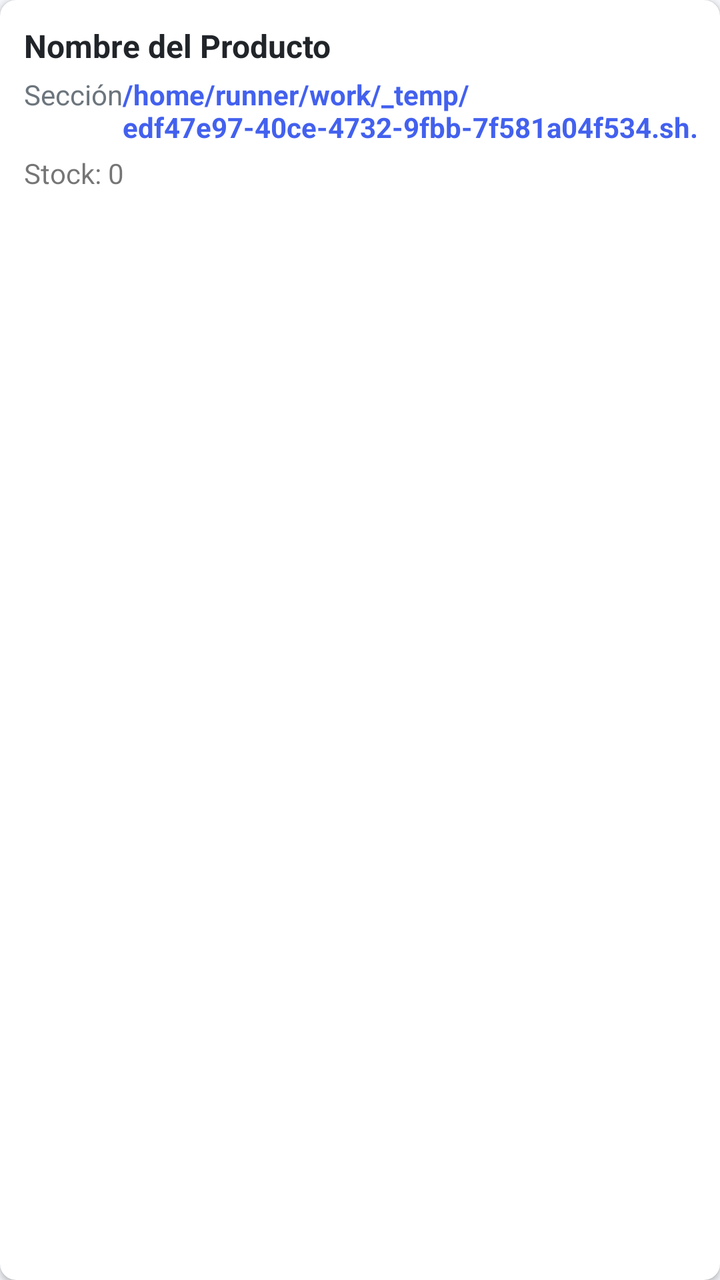
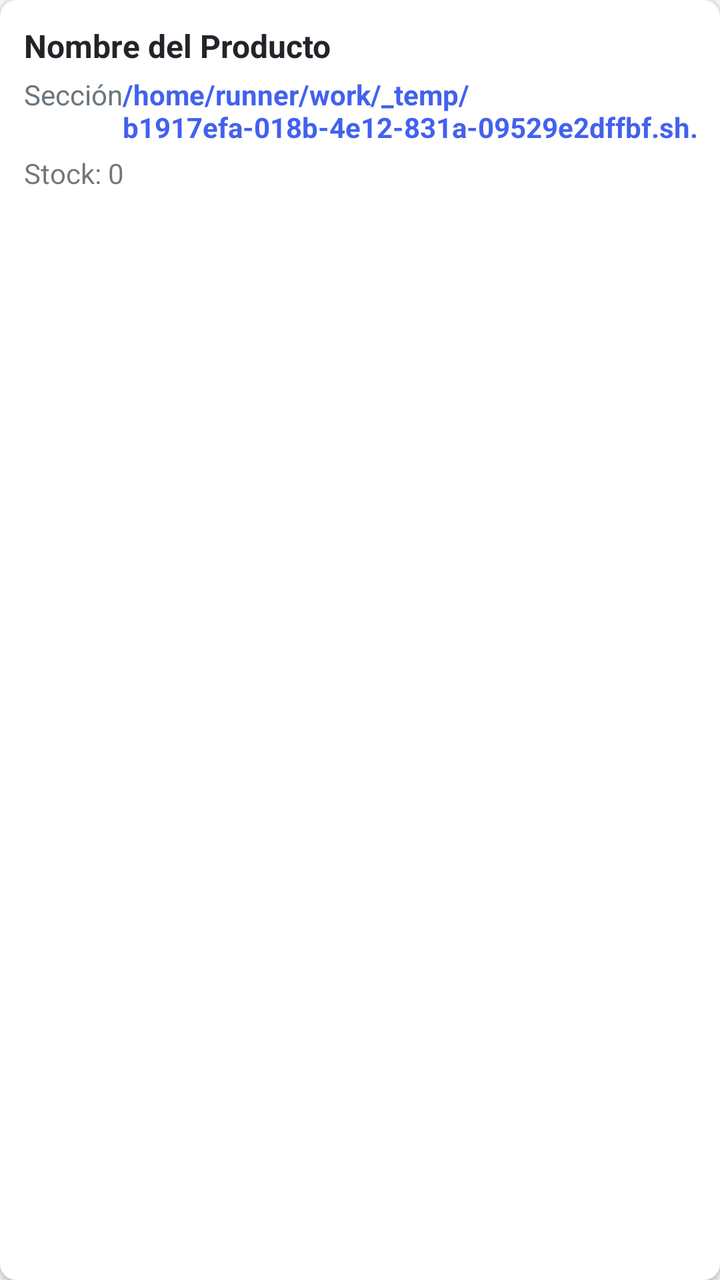

Before-and-after screenshots of an Android layout around one commit, followed by the original layout XML and the change that was made.
<!-- AndroidManifest.xml: application theme Theme.OmniVentas -->
<!-- res/layout/item_producto.xml -->
<?xml version="1.0" encoding="utf-8"?>
<androidx.cardview.widget.CardView xmlns:android="http://schemas.android.com/apk/res/android"
    xmlns:app="http://schemas.android.com/apk/res-auto"
    android:layout_width="match_parent"
    android:layout_height="wrap_content"
    android:layout_marginBottom="8dp"
    app:cardCornerRadius="8dp"
    app:cardElevation="2dp">
    <LinearLayout
        android:layout_width="match_parent"
        android:layout_height="wrap_content"
        android:orientation="vertical"
        android:padding="12dp">
        <TextView
            android:id="@+id/tv_nombre"
            android:layout_width="match_parent"
            android:layout_height="wrap_content"
            android:text="Nombre del Producto"
            android:textSize="16sp"
            android:textStyle="bold"
            android:textColor="@color/dark" />
        <LinearLayout
            android:layout_width="match_parent"
            android:layout_height="wrap_content"
            android:orientation="horizontal"
            android:layout_marginTop="4dp">
            <TextView
                android:id="@+id/tv_seccion"
                android:layout_width="0dp"
                android:layout_height="wrap_content"
                android:layout_weight="1"
                android:text="Sección"
                android:textSize="14sp"
                android:textColor="@color/gray" />
            <TextView
                android:id="@+id/tv_precio"
                android:layout_width="wrap_content"
                android:layout_height="wrap_content"
                android:text="/home/runner/work/_temp/edf47e97-40ce-4732-9fbb-7f581a04f534.sh.00"
                android:textSize="14sp"
                android:textColor="@color/primary"
                android:textStyle="bold" />
        </LinearLayout>
        <TextView
            android:id="@+id/tv_stock"
            android:layout_width="wrap_content"
            android:layout_height="wrap_content"
            android:text="Stock: 0"
            android:textSize="14sp"
            android:layout_marginTop="4dp" />
    </LinearLayout>
</androidx.cardview.widget.CardView>
<!-- resources referenced by this layout -->
<resources>
  <color name="dark">#212529</color>
  <color name="gray">#6C757D</color>
  <color name="primary">#4361EE</color>
  <style name="Theme.OmniVentas" parent="Theme.MaterialComponents.DayNight.NoActionBar">
          <item name="colorPrimary">@color/primary</item>
          <item name="colorPrimaryVariant">@color/primary_dark</item>
          <item name="colorOnPrimary">@color/white</item>
          <item name="colorSecondary">@color/secondary</item>
          <item name="colorOnSecondary">@color/white</item>
          <item name="android:statusBarColor">@color/primary</item>
          <item name="android:windowBackground">@color/light_gray</item>
      </style>
  <color name="primary_dark">#3A56D4</color>
  <color name="white">#FFFFFF</color>
  <color name="secondary">#3F37C9</color>
  <color name="light_gray">#F5F7FB</color>
</resources>

<!-- the commit's change to res/layout/item_producto.xml (unified diff, before → after) -->
@@ -36,7 +36,7 @@
                 android:id="@+id/tv_precio"
                 android:layout_width="wrap_content"
                 android:layout_height="wrap_content"
-                android:text="/home/runner/work/_temp/edf47e97-40ce-4732-9fbb-7f581a04f534.sh.00"
+                android:text="/home/runner/work/_temp/b1917efa-018b-4e12-831a-09529e2dffbf.sh.00"
                 android:textSize="14sp"
                 android:textColor="@color/primary"
                 android:textStyle="bold" />
